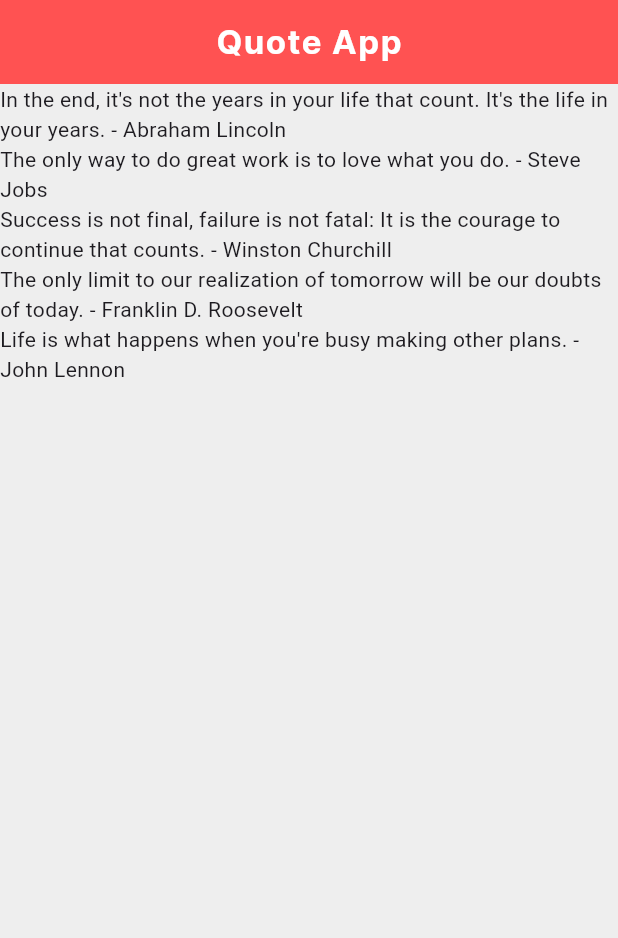
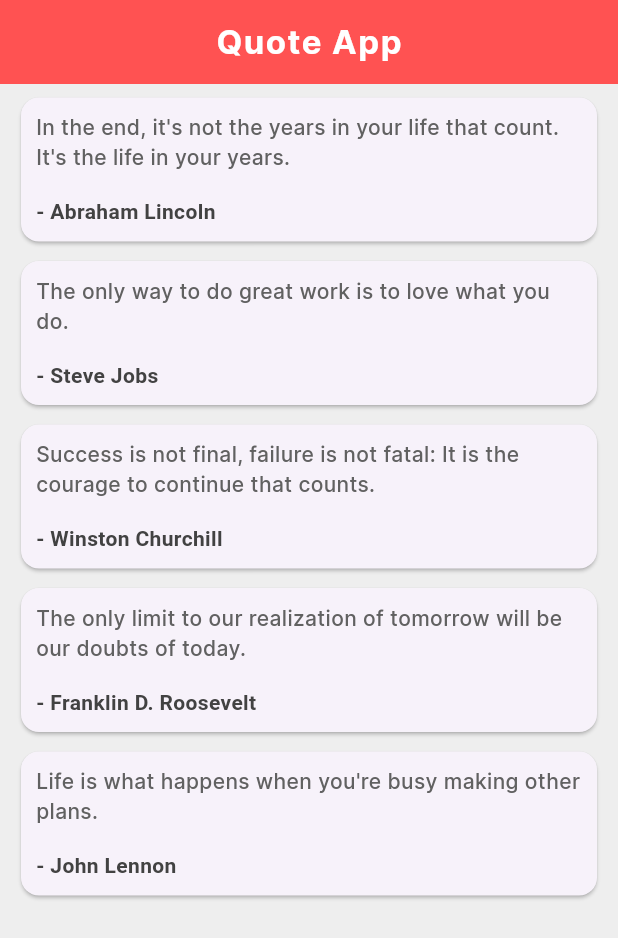
Before and after one commit to Ojembs/flutter-practice-app, a Flutter app: the screen it shows after launch, on a phone screen of 412 x 824 dp. Shown: the top 938 px of the screen. Run offline on Flutter 3.47's test engine with Material 3 defaults, Android fonts, the phone set to English and light mode, and no system bars.

Commit message:
Create custom widget for quote app

```diff
--- a/lib/main.dart
+++ b/lib/main.dart
@@ -1,4 +1,5 @@
 import 'package:flutter/material.dart';
+import 'quote.dart';
 
 void main() {
   runApp( const MaterialApp(
@@ -14,13 +15,62 @@
 }
 
 class _QuoteAppState extends State<QuoteApp> {
-  List<String> quotes = [
-    "In the end, it's not the years in your life that count. It's the life in your years. - Abraham Lincoln",
-    "The only way to do great work is to love what you do. - Steve Jobs",
-    "Success is not final, failure is not fatal: It is the courage to continue that counts. - Winston Churchill",
-    "The only limit to our realization of tomorrow will be our doubts of today. - Franklin D. Roosevelt",
-    "Life is what happens when you're busy making other plans. - John Lennon"
+  List<Quote> quotes = [
+    Quote(
+        quoteText: "In the end, it's not the years in your life that count. It's the life in your years. ",
+        quoteAuthor: 'Abraham Lincoln'
+    ),
+    Quote(
+        quoteText: "The only way to do great work is to love what you do. ",
+        quoteAuthor: 'Steve Jobs'
+    ),
+    Quote(
+        quoteText: "Success is not final, failure is not fatal: It is the courage to continue that counts. ",
+        quoteAuthor: "Winston Churchill"
+    ),
+    Quote(
+        quoteText: "The only limit to our realization of tomorrow will be our doubts of today.",
+        quoteAuthor: "Franklin D. Roosevelt"
+    ),
+    Quote(
+        quoteText: "Life is what happens when you're busy making other plans.",
+        quoteAuthor: 'John Lennon'
+    )
   ];
+
+  Widget quoteCard(Quote quote) {
+    return Padding(
+      padding: const EdgeInsets.fromLTRB(10.0, 5.0, 10.0, 0),
+      child: Card(
+        child: Padding(
+          padding: const EdgeInsets.all(10.0),
+          child: Column(
+            crossAxisAlignment: CrossAxisAlignment.stretch,
+            children: <Widget>[
+              Text(
+                quote.quoteText,
+                style: TextStyle(
+                  color: Colors.grey[700],
+                  fontFamily: 'Inter',
+                  fontWeight: FontWeight.w500
+                ),
+              ),
+
+              const SizedBox(height: 16.0),
+
+              Text(
+                '- ${quote.quoteAuthor}',
+                style: TextStyle(
+                  color: Colors.grey[800],
+                  fontWeight: FontWeight.bold
+                )
+              )
+            ],
+          ),
+        )
+      ),
+    );
+  }
 
   @override
   Widget build(BuildContext context) {
@@ -41,7 +91,7 @@
       ),
 
       body: Column(
-        children: quotes.map((quote) => Text(quote)).toList()
+        children: quotes.map((quote) => quoteCard(quote)).toList()
       )
     );
   }
--- /dev/null
+++ b/lib/quote.dart
@@ -0,0 +1,7 @@
+class Quote {
+
+  String quoteText;
+  String quoteAuthor;
+
+  Quote({required this.quoteText, required this.quoteAuthor});
+}
```
Also changed, not shown: 1 other file.
